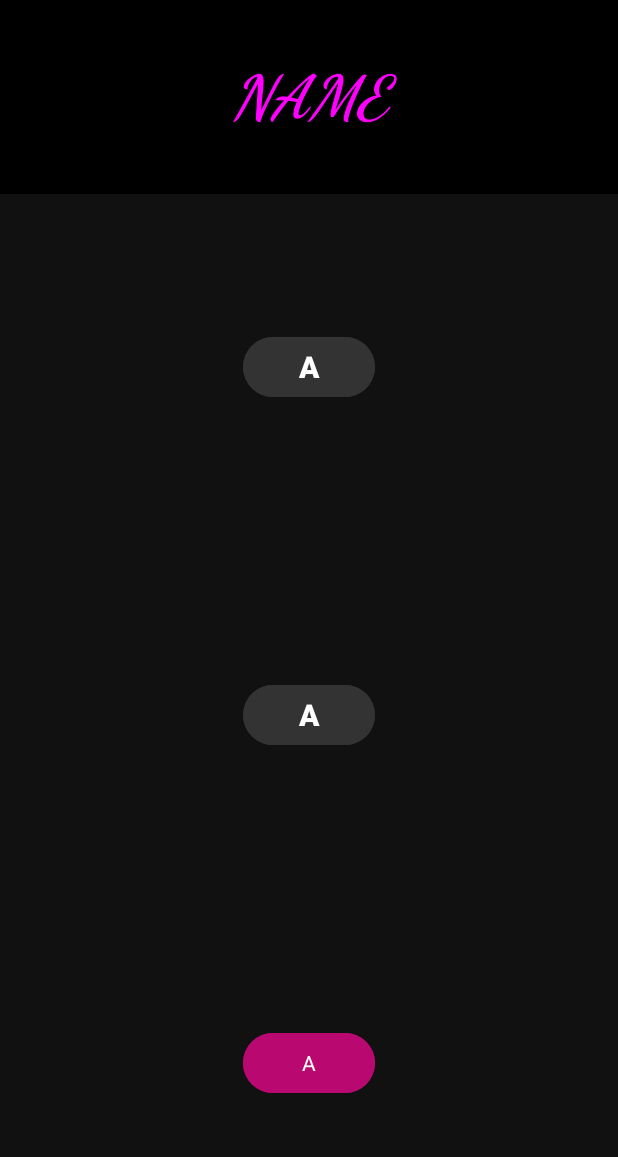
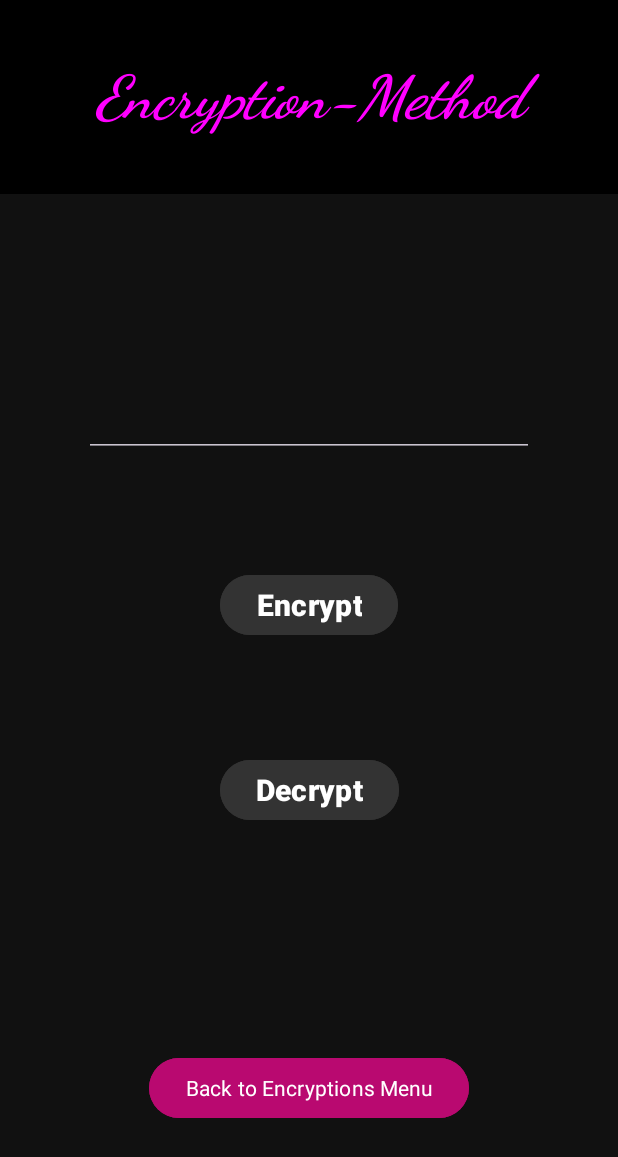
Before and after one commit to FYI-PSA/HAT, an Android app: the SimpleEncryptionPage screen opened through its navigation route, on a phone screen of 412 x 824 dp. Shown: the top 1157 px of the screen. Run offline under Robolectric (Android 15) with nearby library versions, the phone set to English and light mode, and no system bars; our stand-ins replace navigation-ui.

Commit message:
added and fixed stuff

```diff
--- a/Versteckt/Android/app/src/main/java/com/example/versteckt/RSAMain.kt
+++ b/Versteckt/Android/app/src/main/java/com/example/versteckt/RSAMain.kt
@@ -31,8 +31,7 @@ class RSAMain : Fragment() {
     {
         view.findViewById<Button>(R.id.goToSimpleEncryptionsButton).setOnClickListener()
         {
-            findNavController().navigate(R.id.action_FirstFragment_to_SecondFragment)
-            /* Toast.makeText(activity, "OwO *notices your toast*", Toast.LENGTH_SHORT).show(); */
+            findNavController().navigate(R.id.action_RSAMain_to_SimpleEncryptions)
         }
         super.onViewCreated(view, savedInstanceState)
     }
--- a/Versteckt/Android/app/src/main/java/com/example/versteckt/SimpleEncryptionPage.kt
+++ b/Versteckt/Android/app/src/main/java/com/example/versteckt/SimpleEncryptionPage.kt
@@ -5,6 +5,8 @@ import androidx.fragment.app.Fragment
 import android.view.LayoutInflater
 import android.view.View
 import android.view.ViewGroup
+import android.widget.Button
+import androidx.navigation.fragment.findNavController
 import com.example.versteckt.databinding.SimpleEncryptionPageBinding
 
 class SimpleEncryptionPage : Fragment() {
@@ -25,6 +27,10 @@ class SimpleEncryptionPage : Fragment() {
 
     override fun onViewCreated(view: View, savedInstanceState: Bundle?) {
         super.onViewCreated(view, savedInstanceState)
+        view.findViewById<Button>(R.id.backToSimpleEncryptionsPageButton).setOnClickListener()
+        {
+            findNavController().navigate(R.id.action_SimpleEncryptionPage_to_SimpleEncryptions)
+        }
     }
 
     override fun onDestroyView() {
--- a/Versteckt/Android/app/src/main/java/com/example/versteckt/SimpleEncryptions.kt
+++ b/Versteckt/Android/app/src/main/java/com/example/versteckt/SimpleEncryptions.kt
@@ -6,7 +6,6 @@ import android.view.LayoutInflater
 import android.view.View
 import android.view.ViewGroup
 import android.widget.Button
-import android.widget.Toast
 import androidx.navigation.fragment.findNavController
 import com.example.versteckt.databinding.SimpleEncryptionsBinding
 
@@ -31,8 +30,19 @@ class SimpleEncryptions : Fragment() {
     override fun onViewCreated(view: View, savedInstanceState: Bundle?) {
         view.findViewById<Button>(R.id.backToRSAButton).setOnClickListener()
         {
-            findNavController().navigate(R.id.action_SecondFragment_to_FirstFragment)
-            /* Toast.makeText(activity, "OwO *notices your toast*", Toast.LENGTH_SHORT).show(); */
+            findNavController().navigate(R.id.action_SimpleEncryptions_to_RSAMain)
+        }
+        view.findViewById<Button>(R.id.base2PageButton).setOnClickListener()
+        {
+            findNavController().navigate(R.id.action_SimpleEncryptions_to_SimpleEncryptionPage)
+        }
+        view.findViewById<Button>(R.id.base16PageButton).setOnClickListener()
+        {
+            findNavController().navigate(R.id.action_SimpleEncryptions_to_SimpleEncryptionPage)
+        }
+        view.findViewById<Button>(R.id.base64PageButton).setOnClickListener()
+        {
+            findNavController().navigate(R.id.action_SimpleEncryptions_to_SimpleEncryptionPage)
         }
         super.onViewCreated(view, savedInstanceState)
     }
--- a/Versteckt/Android/app/src/main/res/layout/simple_encryption_page.xml
+++ b/Versteckt/Android/app/src/main/res/layout/simple_encryption_page.xml
@@ -33,6 +33,16 @@ tools:context=".SimpleEncryptionPage">
             app:layout_constraintTop_toTopOf="parent"
             />
 
+        <com.google.android.material.textfield.TextInputEditText
+            android:id="@+id/simpleEncryptTextEnter"
+            android:layout_width="300dp"
+            android:layout_height="100dp"
+            app:layout_constraintEnd_toEndOf="parent"
+            app:layout_constraintStart_toStartOf="parent"
+            app:layout_constraintTop_toBottomOf="@id/simpleEncryptionPageHeader"
+            app:layout_constraintBottom_toTopOf="@id/simpleEncryptButton"
+            />
+
         <Button
             android:id="@+id/simpleEncryptButton"
             android:layout_width="wrap_content"
@@ -42,17 +52,7 @@ tools:context=".SimpleEncryptionPage">
             android:textSize="20sp"
             android:fontFamily="sans-serif-black"
             android:text="@string/simple_encrypt_text"
-        app:layout_constraintTop_toBottomOf="@id/simpleEncryptionPageHeader"
-        app:layout_constraintBottom_toTopOf="@id/emptySpace1"
-        app:layout_constraintStart_toStartOf="parent"
-        app:layout_constraintEnd_toEndOf="parent"
-        />
-
-    <androidx.constraintlayout.widget.Placeholder
-        android:id="@+id/emptySpace1"
-        android:layout_width="1px"
-        android:layout_height="1px"
-        app:layout_constraintTop_toBottomOf="@id/simpleEncryptButton"
+            app:layout_constraintTop_toBottomOf="@id/simpleEncryptTextEnter"
             app:layout_constraintBottom_toTopOf="@id/simpleDecryptButton"
             app:layout_constraintStart_toStartOf="parent"
             app:layout_constraintEnd_toEndOf="parent"
@@ -67,7 +67,7 @@ tools:context=".SimpleEncryptionPage">
             android:textSize="20sp"
             android:fontFamily="sans-serif-black"
             android:text="@string/simple_decrypt_text"
-        app:layout_constraintTop_toBottomOf="@id/emptySpace1"
+            app:layout_constraintTop_toBottomOf="@id/simpleEncryptButton"
             app:layout_constraintBottom_toBottomOf="@id/emptySpace2"
             app:layout_constraintStart_toStartOf="parent"
             app:layout_constraintEnd_toEndOf="parent"
--- a/Versteckt/Android/app/src/main/res/navigation/nav_graph.xml
+++ b/Versteckt/Android/app/src/main/res/navigation/nav_graph.xml
@@ -12,7 +12,7 @@
         tools:layout="@layout/main_rsa_page">
 
         <action
-            android:id="@+id/action_FirstFragment_to_SecondFragment"
+            android:id="@+id/action_RSAMain_to_SimpleEncryptions"
             app:destination="@id/SimpleEncryptionsFragment"
             />
     </fragment>
@@ -24,8 +24,12 @@
         tools:layout="@layout/simple_encryptions">
 
         <action
-            android:id="@+id/action_SecondFragment_to_FirstFragment"
+            android:id="@+id/action_SimpleEncryptions_to_RSAMain"
             app:destination="@id/RSAMainFragment"
+            />
+        <action
+            android:id="@+id/action_SimpleEncryptions_to_SimpleEncryptionPage"
+            app:destination="@+id/SimpleEncryptionPageFragment"
             />
     </fragment>
 
@@ -34,6 +38,11 @@
         android:name="com.example.versteckt.SimpleEncryptionPage"
         android:label="@string/simple_encryption_page_fragment_label"
         tools:layout="@layout/simple_encryption_page">
+
+        <action
+            android:id="@+id/action_SimpleEncryptionPage_to_SimpleEncryptions"
+            app:destination="@id/SimpleEncryptionsFragment"
+            />
     </fragment>
 
 </navigation>
--- a/Versteckt/Android/app/src/main/res/values/strings.xml
+++ b/Versteckt/Android/app/src/main/res/values/strings.xml
@@ -3,16 +3,17 @@
     <string name="action_settings">Settings</string>
     <!-- Strings used for fragments for navigation -->
     <string name="rsa_main_fragment_label">RSA Main</string>
+    <string name="rsa_simple_fragment_label">RSA Simple</string>
     <string name="simple_encryptions_fragment_label">Simple Encryptions</string>
     <string name="simple_encryption_page_fragment_label">Simple Encryption Page</string>
     <string name="next">Next</string>
     <string name="previous">Previous</string>
     <string name="empty_string"> </string>
     <!-- Simple Encryption Page-->
-    <string name="simple_encryption_page_header">NAME</string>
-    <string name="simple_encrypt_text">A</string>
-    <string name="simple_decrypt_text">A</string>
-    <string name="back_simple_encryptions_page_button">A</string>
+    <string name="simple_encryption_page_header">Encryption-Method</string>
+    <string name="simple_encrypt_text">Encrypt</string>
+    <string name="simple_decrypt_text">Decrypt</string>
+    <string name="back_simple_encryptions_page_button">Back to Encryptions Menu</string>
     <!-- Simple Encryptions Page -->
     <string name="simple_encryptions_header">Simple Encryptions</string>
     <string name="base2_page_button">Binary</string>
```
Lines whose indentation alone changed are shown as unchanged.
